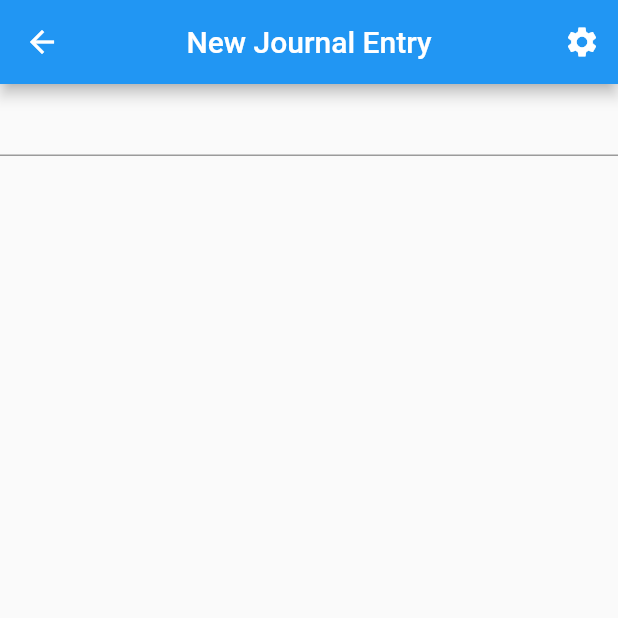
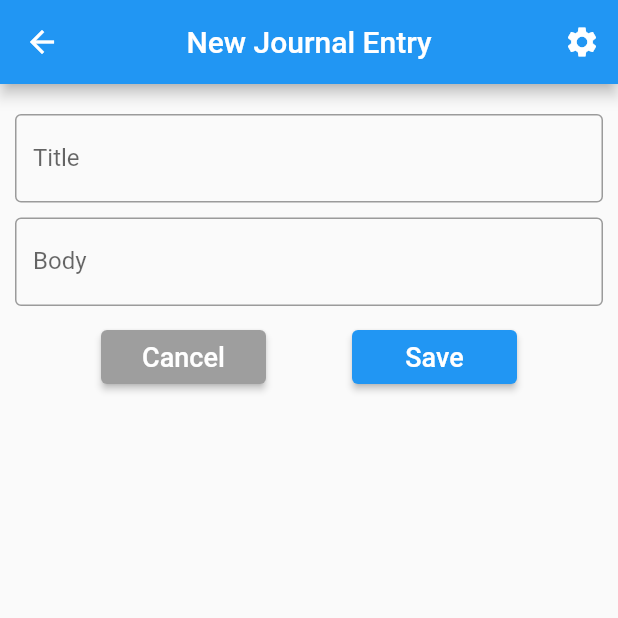
Before and after one commit to Joshpnguyen/Dart-Journal, a Flutter app: the AddEntry screen opened directly, on a phone screen of 412 x 824 dp, the top half of it. Run offline on Flutter 3.47's test engine with Material 2 defaults, Android fonts, the phone set to English and light mode, and no system bars; our stand-ins replace shared_preferences; accounts and stored records are empty.

Commit message:
Adding form to new journal entry page

```diff
--- a/lib/src/add_entry.dart
+++ b/lib/src/add_entry.dart
@@ -1,13 +1,21 @@
 import 'package:dart_journal/src_export.dart';
 import 'package:flutter/material.dart';
 
-class AddEntry extends StatelessWidget {
+class AddEntry extends StatefulWidget {
   const AddEntry({Key? key}) : super(key: key);
+
+  @override
+  _AddEntryState createState() => _AddEntryState();
+}
+
+class _AddEntryState extends State<AddEntry> {
+  final GlobalKey<FormState> _formKey = GlobalKey<FormState>();
 
   @override
   Widget build(BuildContext context) {
     return Scaffold(
         appBar: AppBar(
+          leading: backButton(context),
           centerTitle: true,
           title: Text('New Journal Entry'),
           actions: [
@@ -19,7 +27,75 @@ class AddEntry extends StatelessWidget {
           ],
         ),
         endDrawer: drawer(),
-      body: Form(child: TextFormField()),
+        body: newEntryForm(context, _formKey));
+  }
+}
+
+Widget backButton(BuildContext context) {
+  return Builder(builder: (BuildContext context) {
+    return IconButton(
+        onPressed: () => {Navigator.pop(context)},
+        icon: Icon(Icons.arrow_back));
+  });
+}
+
+Widget newEntryForm(BuildContext context, GlobalKey<FormState> formKey) {
+  return Form(
+      key: formKey,
+      child: Padding(
+        padding: EdgeInsets.all(10),
+        child: Column(
+          children: [
+            SizedBox(
+              height: 10,
+            ),
+            TextFormField(
+              decoration: InputDecoration(
+                  labelText: 'Title', border: OutlineInputBorder()),
+            ),
+            SizedBox(
+              height: 10,
+            ),
+            TextFormField(
+              decoration: InputDecoration(
+                  labelText: 'Body', border: OutlineInputBorder()),
+            ),
+            SizedBox(
+              height: 10,
+            ),
+            // DropdownRatingFormField(
+            //     maxRating: 4, validator: validator, onSaved: onSaved)
+            buttonRow(),
+          ],
+        ),
+      ));
+}
+
+// Row widget for Cancel and Save buttons
+Widget buttonRow() {
+  return Row(
+    mainAxisAlignment: MainAxisAlignment.spaceEvenly,
+    children: [
+      SizedBox(
+          width: 110,
+          child: ElevatedButton(
+            style: ButtonStyle(
+                backgroundColor: MaterialStateProperty.all<Color>(Colors.grey)),
+            onPressed: () {},
+            child: Text(
+              'Cancel',
+              style: TextStyle(fontSize: 18),
+            ),
+          )),
+      SizedBox(
+          width: 110,
+          child: ElevatedButton(
+            onPressed: () {},
+            child: Text(
+              'Save',
+              style: TextStyle(fontSize: 18),
+            ),
+          )),
+    ],
   );
 }
-}
--- a/lib/src_export.dart
+++ b/lib/src_export.dart
@@ -3,3 +3,4 @@ export 'src/app.dart';
 export 'src/welcome_screen.dart';
 export 'src/drawer.dart';
 export 'src/add_entry.dart';
+export 'src/dropdown_rating_form_field.dart';
```
Also changed, not shown: lib/src/dropdown_rating_form_field.dart (added, +41 -0 lines). Lines whose indentation alone changed are shown as unchanged.
